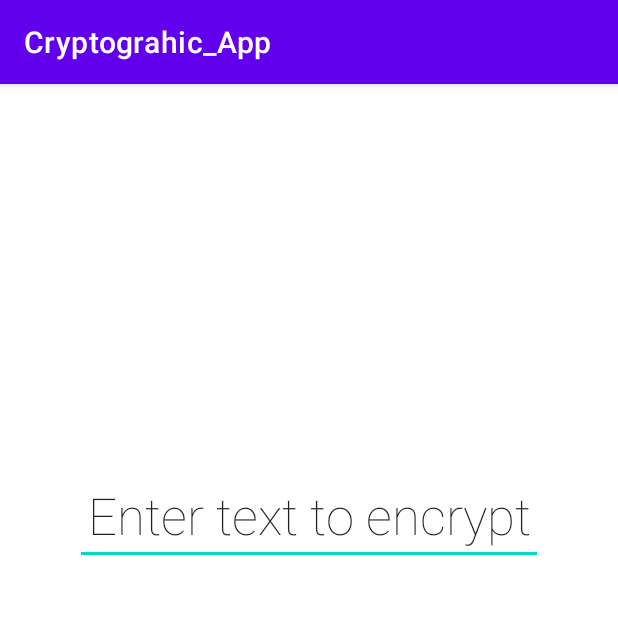
After one commit to mayank0-2/Cryptographic-App, an Android app: the MainActivityencryption screen opened directly, with no data from a screen before it, on a phone screen of 412 x 824 dp, the top half of it. The commit adds this screen. Run offline under Robolectric (Android 15) with nearby library versions, the phone set to English and light mode, and no system bars.

Commit message:
added pages for encryption and decryption

```diff
--- /dev/null
+++ b/app/src/main/java/com/example/cryptograhic_app/MainActivityencryption.kt
@@ -0,0 +1,11 @@
+package com.example.cryptograhic_app
+
+import androidx.appcompat.app.AppCompatActivity
+import android.os.Bundle
+
+class MainActivityencryption : AppCompatActivity() {
+    override fun onCreate(savedInstanceState: Bundle?) {
+        super.onCreate(savedInstanceState)
+        setContentView(R.layout.activity_main_activityencryption)
+    }
+}
--- /dev/null
+++ b/app/src/main/res/layout/activity_main_activityencryption.xml
@@ -0,0 +1,29 @@
+<?xml version="1.0" encoding="utf-8"?>
+<androidx.constraintlayout.widget.ConstraintLayout xmlns:android="http://schemas.android.com/apk/res/android"
+    xmlns:app="http://schemas.android.com/apk/res-auto"
+    xmlns:tools="http://schemas.android.com/tools"
+    android:layout_width="match_parent"
+    android:layout_height="match_parent"
+    tools:context=".MainActivityencryption">
+
+    <EditText
+        android:id="@+id/editTextTextMultiLine"
+        android:layout_width="312dp"
+        android:layout_height="55dp"
+        android:layout_marginStart="99dp"
+        android:layout_marginEnd="100dp"
+        android:ems="10"
+        android:fontFamily="sans-serif-thin"
+        android:gravity="start|top"
+        android:inputType="textMultiLine"
+        android:text="Enter text to encrypt"
+        android:textAlignment="center"
+        android:textAllCaps="false"
+        android:textAppearance="@style/TextAppearance.AppCompat.Display1"
+        android:typeface="sans"
+        app:layout_constraintBottom_toBottomOf="parent"
+        app:layout_constraintEnd_toEndOf="parent"
+        app:layout_constraintStart_toStartOf="parent"
+        app:layout_constraintTop_toTopOf="parent"
+        app:layout_constraintVertical_bias="0.372" />
+</androidx.constraintlayout.widget.ConstraintLayout>
```
Also changed, not shown: app/src/main/AndroidManifest.xml (+7 -1 lines), app/src/main/java/com/example/cryptograhic_app/MainActivity.kt (+13 -4 lines), app/src/main/java/com/example/cryptograhic_app/MainActivitydecryption.kt (added, +11 -0 lines), app/src/main/res/layout/activity_main_activitydecryption.xml (added, +9 -0 lines).
